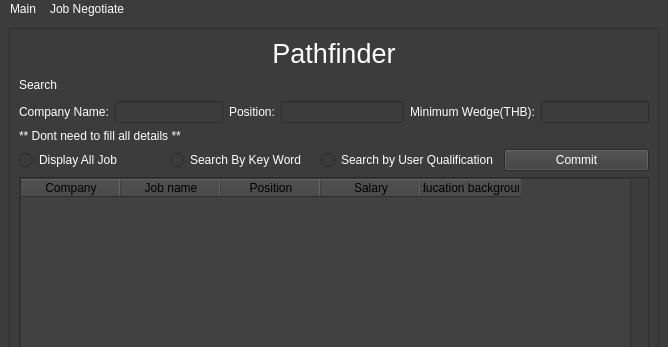
Above: ui_form/User_main_screen.ui from Sirawap/PathFinder-Project before the change; both pictures show x 0 to 668 and y 0 to 347 of the 668 by 522 pixel window. Below: the same form after it.
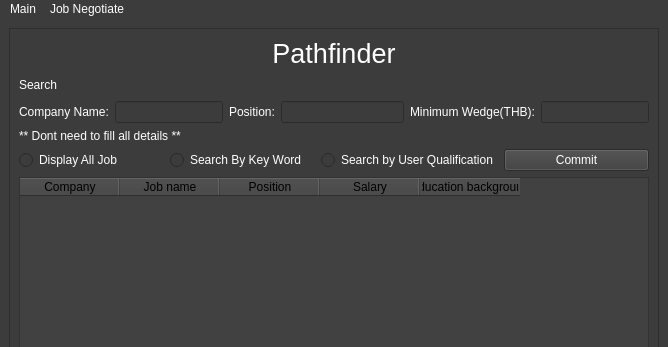
That is the form after the change.

What changed in the file:
```diff
--- a/ui_form/User_main_screen.ui
+++ b/ui_form/User_main_screen.ui
@@ -56,8 +56,8 @@
         <rect>
          <x>0</x>
          <y>0</y>
-         <width>648</width>
-         <height>461</height>
+         <width>644</width>
+         <height>447</height>
         </rect>
        </property>
        <layout class="QVBoxLayout" name="verticalLayout">
@@ -223,28 +223,7 @@
          </layout>
         </item>
         <item>
-         <widget class="QScrollArea" name="scrollArea_2">
-          <property name="widgetResizable">
-           <bool>true</bool>
-          </property>
-          <widget class="QWidget" name="scrollAreaWidgetContents_2">
-           <property name="geometry">
-            <rect>
-             <x>0</x>
-             <y>0</y>
-             <width>628</width>
-             <height>261</height>
-            </rect>
-           </property>
            <widget class="QTableWidget" name="tableWidget">
-            <property name="geometry">
-             <rect>
-              <x>0</x>
-              <y>0</y>
-              <width>611</width>
-              <height>331</height>
-             </rect>
-            </property>
             <property name="styleSheet">
              <string notr="true">background-color: rgb(65,65,65);
 color: rgb(0,0,0);</string>
@@ -291,8 +270,6 @@
              </property>
             </column>
            </widget>
-          </widget>
-         </widget>
         </item>
         <item>
          <layout class="QHBoxLayout" name="horizontalLayout_8">
```
Left out of the diff: 2 changed lines with no effect on the pictures. Lines whose indentation alone changed are shown as unchanged.
